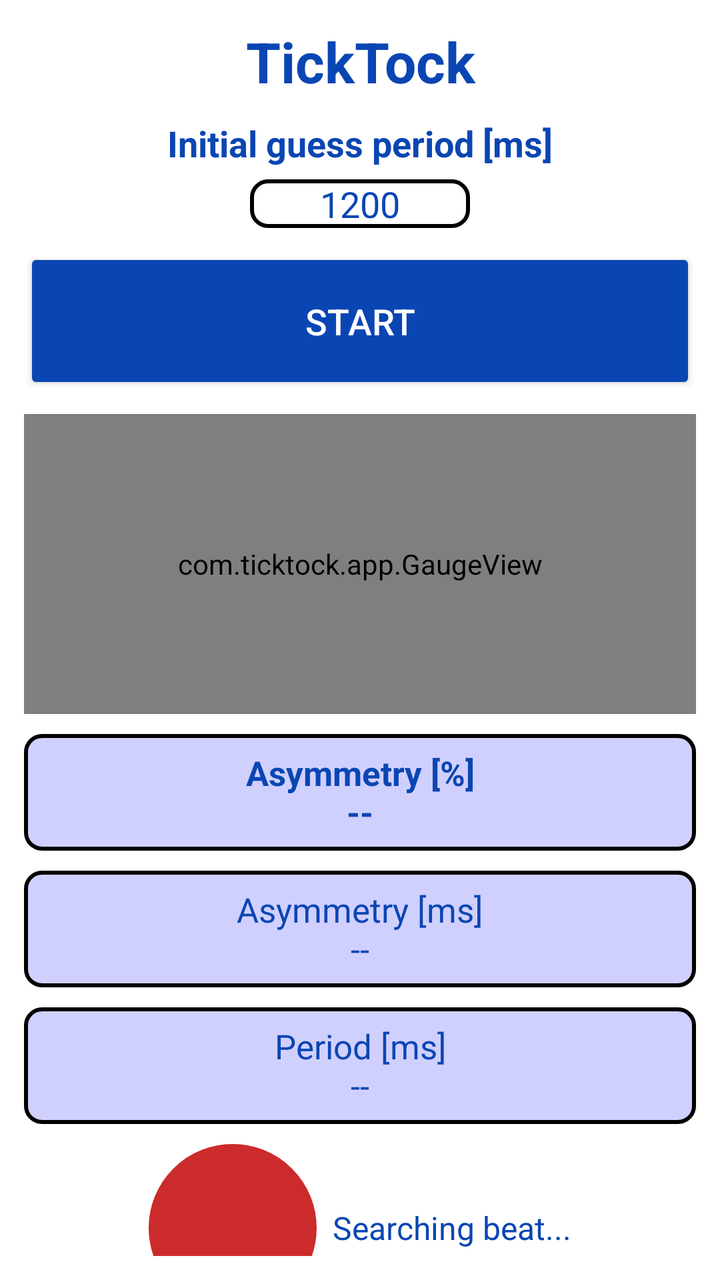
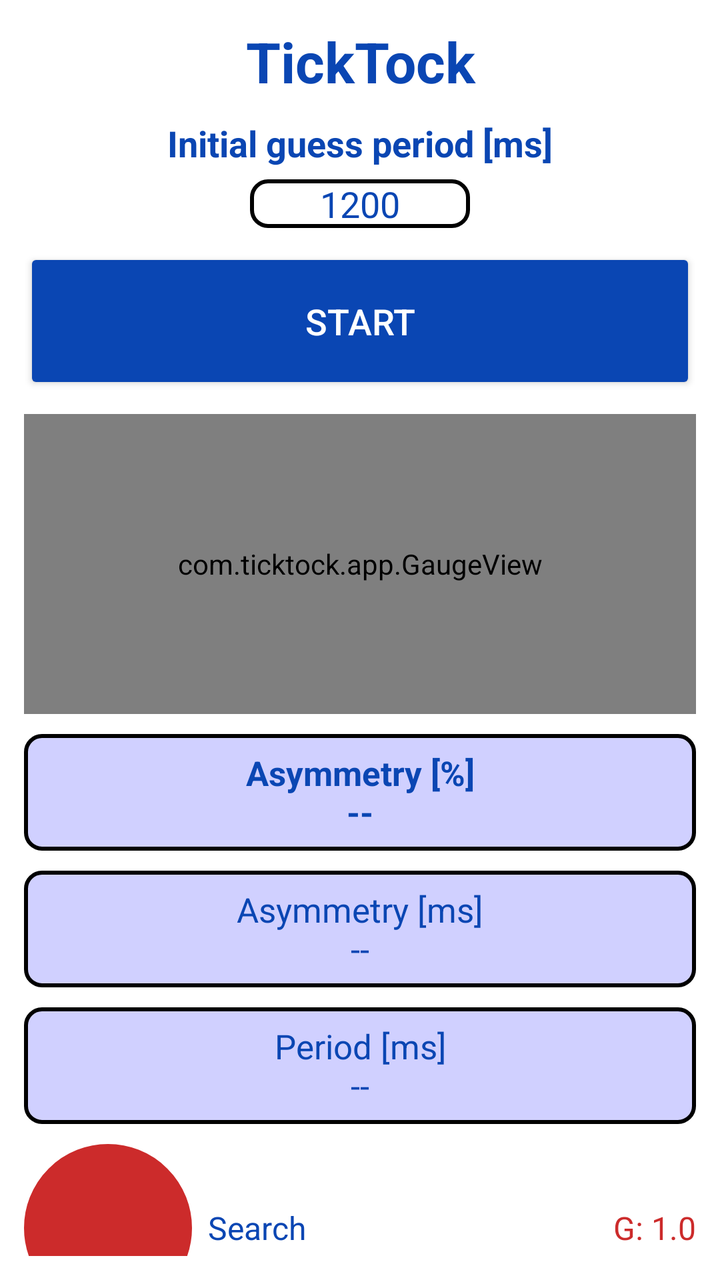

Screens rendered from an Android XML layout before and after an edit, with the pre-edit source and the edit as a unified diff.
<!-- AndroidManifest.xml: application theme Theme.TickTock -->
<!-- res/layout/activity_main.xml -->
<?xml version="1.0" encoding="utf-8"?>
<androidx.constraintlayout.widget.ConstraintLayout xmlns:android="http://schemas.android.com/apk/res/android"
    xmlns:app="http://schemas.android.com/apk/res-auto"
    android:layout_width="match_parent"
    android:layout_height="match_parent"
    android:background="@color/ticktock_white"
    android:padding="12dp">

        <TextView
            android:id="@+id/titleText"
            android:layout_width="0dp"
            android:layout_height="wrap_content"
            android:text="TickTock"
            android:textAlignment="center"
            android:textColor="@color/ticktock_blue"
            android:textSize="28sp"
            android:textStyle="bold"
            app:layout_constraintEnd_toEndOf="parent"
            app:layout_constraintStart_toStartOf="parent"
            app:layout_constraintTop_toTopOf="parent" />

        <TextView
            android:id="@+id/guessLabel"
            android:layout_width="0dp"
            android:layout_height="wrap_content"
            android:layout_marginTop="10dp"
            android:text="Initial guess period [ms]"
            android:textColor="@color/ticktock_blue"
            android:textAlignment="center"
            android:textSize="18sp"
            android:textStyle="bold"
            app:layout_constraintEnd_toEndOf="parent"
            app:layout_constraintStart_toStartOf="parent"
            app:layout_constraintTop_toBottomOf="@id/titleText" />

        <EditText
            android:id="@+id/guessInput"
            android:layout_width="110dp"
            android:layout_height="wrap_content"
            android:layout_marginTop="6dp"
            android:background="@drawable/border_box"
            android:ems="6"
            android:gravity="center"
            android:inputType="number"
            android:text="1200"
            android:textColor="@color/ticktock_blue"
            android:textSize="18sp"
            app:layout_constraintEnd_toEndOf="parent"
            app:layout_constraintStart_toStartOf="parent"
            app:layout_constraintTop_toBottomOf="@id/guessLabel" />

        <Button
            android:id="@+id/startButton"
            android:layout_width="0dp"
            android:layout_height="73dp"
            android:layout_marginTop="10dp"
            android:backgroundTint="@color/ticktock_blue"
            android:text="Start"
            android:gravity="center"
            android:textColor="@color/ticktock_white"
            android:textSize="18sp"
            app:layout_constraintEnd_toEndOf="parent"
            app:layout_constraintStart_toStartOf="parent"
            app:layout_constraintTop_toBottomOf="@id/guessInput" />

        <com.ticktock.app.GaugeView
            android:id="@+id/gaugeView"
            android:layout_width="0dp"
            android:layout_height="150dp"
            android:layout_marginTop="10dp"
            app:layout_constraintEnd_toEndOf="parent"
            app:layout_constraintStart_toStartOf="parent"
            app:layout_constraintTop_toBottomOf="@id/startButton" />

        <TextView
            android:id="@+id/asymmetryPercentText"
            android:layout_width="0dp"
            android:layout_height="wrap_content"
            android:layout_marginTop="10dp"
            android:background="@drawable/metric_box"
            android:padding="8dp"
            android:text="Asymmetry [%]\n--"
            android:textAlignment="center"
            android:textColor="@color/ticktock_blue"
            android:textSize="17sp"
            android:textStyle="bold"
            app:layout_constraintEnd_toEndOf="parent"
            app:layout_constraintStart_toStartOf="parent"
            app:layout_constraintTop_toBottomOf="@id/gaugeView" />

        <TextView
            android:id="@+id/asymmetryMsText"
            android:layout_width="0dp"
            android:layout_height="wrap_content"
            android:layout_marginTop="10dp"
            android:background="@drawable/metric_box"
            android:padding="8dp"
            android:text="Asymmetry [ms]\n--"
            android:textAlignment="center"
            android:textColor="@color/ticktock_blue"
            android:textSize="17sp"
            app:layout_constraintEnd_toEndOf="parent"
            app:layout_constraintStart_toStartOf="parent"
            app:layout_constraintTop_toBottomOf="@id/asymmetryPercentText" />

        <TextView
            android:id="@+id/periodText"
            android:layout_width="0dp"
            android:layout_height="wrap_content"
            android:layout_marginTop="10dp"
            android:background="@drawable/metric_box"
            android:padding="8dp"
            android:text="Period [ms]\n--"
            android:textAlignment="center"
            android:textColor="@color/ticktock_blue"
            android:textSize="17sp"
            app:layout_constraintEnd_toEndOf="parent"
            app:layout_constraintStart_toStartOf="parent"
            app:layout_constraintTop_toBottomOf="@id/asymmetryMsText" />

        <LinearLayout
            android:id="@+id/beatRow"
            android:layout_width="wrap_content"
            android:layout_height="wrap_content"
            android:layout_marginTop="10dp"
            android:gravity="center_vertical"
            android:orientation="horizontal"
            app:layout_constraintEnd_toEndOf="parent"
            app:layout_constraintStart_toStartOf="parent"
            app:layout_constraintTop_toBottomOf="@id/periodText">

            <View
                android:id="@+id/beatDot"
                android:layout_width="84dp"
                android:layout_height="84dp"
                android:background="@drawable/dot_shape"
                android:backgroundTint="@color/ticktock_red" />

            <TextView
                android:id="@+id/statusText"
                android:layout_width="wrap_content"
                android:layout_height="wrap_content"
                android:layout_marginStart="8dp"
                android:text="Searching beat..."
                android:textColor="@color/ticktock_blue"
                android:textSize="16sp" />
        </LinearLayout>

        <TextView
            android:id="@+id/tickText"
            android:layout_width="0dp"
            android:layout_height="wrap_content"
            android:layout_marginTop="10dp"
            android:background="@drawable/metric_box"
            android:padding="8dp"
            android:text="Mean period [ms]\n--"
            android:textAlignment="center"
            android:textColor="@color/ticktock_blue"
            android:textSize="17sp"
            app:layout_constraintEnd_toEndOf="parent"
            app:layout_constraintStart_toStartOf="parent"
            app:layout_constraintTop_toBottomOf="@id/beatRow" />

        <TextView
            android:id="@+id/footerText"
            android:layout_width="0dp"
            android:layout_height="wrap_content"
            android:layout_marginTop="10dp"
            android:layout_marginBottom="4dp"
            android:text="Android app for setting the beat on a pendulum clock"
            android:textAlignment="center"
            android:textColor="@color/ticktock_blue"
            android:textSize="13sp"
            app:layout_constraintBottom_toBottomOf="parent"
            app:layout_constraintEnd_toEndOf="parent"
            app:layout_constraintStart_toStartOf="parent"
            app:layout_constraintTop_toBottomOf="@id/tickText" />
</androidx.constraintlayout.widget.ConstraintLayout>
<!-- resources referenced by this layout -->
<resources>
  <color name="ticktock_blue">#0A46B3</color>
  <color name="ticktock_red">#CC2B2B</color>
  <color name="ticktock_white">#FFFFFF</color>
  <!-- drawable border_box (drawable) -->
  <?xml version="1.0" encoding="utf-8"?>
  <shape xmlns:android="http://schemas.android.com/apk/res/android" android:shape="rectangle">
      <solid android:color="@color/ticktock_white" />
      <stroke
          android:width="2dp"
          android:color="@color/ticktock_black" />
      <corners android:radius="8dp" />
  </shape>
  <!-- drawable dot_shape (drawable) -->
  <?xml version="1.0" encoding="utf-8"?>
  <shape xmlns:android="http://schemas.android.com/apk/res/android" android:shape="oval">
      <solid android:color="@color/ticktock_red" />
      <stroke
          android:width="1dp"
          android:color="@color/ticktock_black" />
  </shape>
  <!-- drawable metric_box (drawable) -->
  <?xml version="1.0" encoding="utf-8"?>
  <shape xmlns:android="http://schemas.android.com/apk/res/android" android:shape="rectangle">
      <solid android:color="#D0D0FF" />
      <stroke
          android:width="2dp"
          android:color="@color/ticktock_black" />
      <corners android:radius="8dp" />
  </shape>
  <style name="Theme.TickTock" parent="Base.Theme.TickTock" />
  <color name="ticktock_black">#000000</color>
  <style name="Base.Theme.TickTock" parent="Theme.AppCompat.DayNight.NoActionBar">
          <item name="colorPrimary">@color/ticktock_blue</item>
          <item name="android:windowBackground">@color/ticktock_white</item>
      </style>
</resources>

<!-- the commit's change to res/layout/activity_main.xml (unified diff, before → after) -->
@@ -120,11 +120,12 @@
 
         <LinearLayout
             android:id="@+id/beatRow"
-            android:layout_width="wrap_content"
+            android:layout_width="0dp"
             android:layout_height="wrap_content"
             android:layout_marginTop="10dp"
-            android:gravity="center_vertical"
+            android:gravity="center_vertical|start"
             android:orientation="horizontal"
+            android:paddingStart="0dp"
             app:layout_constraintEnd_toEndOf="parent"
             app:layout_constraintStart_toStartOf="parent"
             app:layout_constraintTop_toBottomOf="@id/periodText">
@@ -141,8 +142,18 @@
                 android:layout_width="wrap_content"
                 android:layout_height="wrap_content"
                 android:layout_marginStart="8dp"
-                android:text="Searching beat..."
+                android:text="Search"
                 android:textColor="@color/ticktock_blue"
+                android:textSize="16sp" />
+
+            <TextView
+                android:id="@+id/gainText"
+                android:layout_width="0dp"
+                android:layout_height="wrap_content"
+                android:layout_weight="1"
+                android:gravity="end"
+                android:text="G: 1.0"
+                android:textColor="@color/ticktock_red"
                 android:textSize="16sp" />
         </LinearLayout>
 
